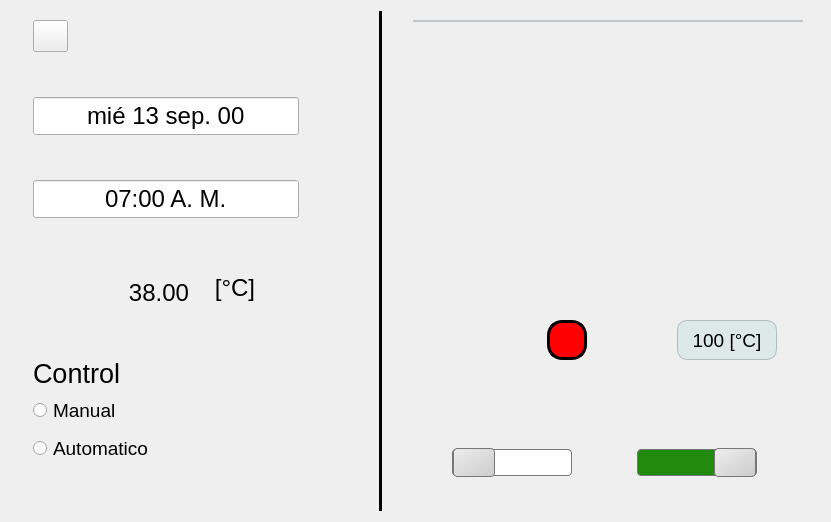
Before: the Qt Designer form GUI/CUERPO/DISENO/SISTEMA_CONTROL/main_dise.ui in ronihdzz/IoT_domotica, drawn with Qt 5.
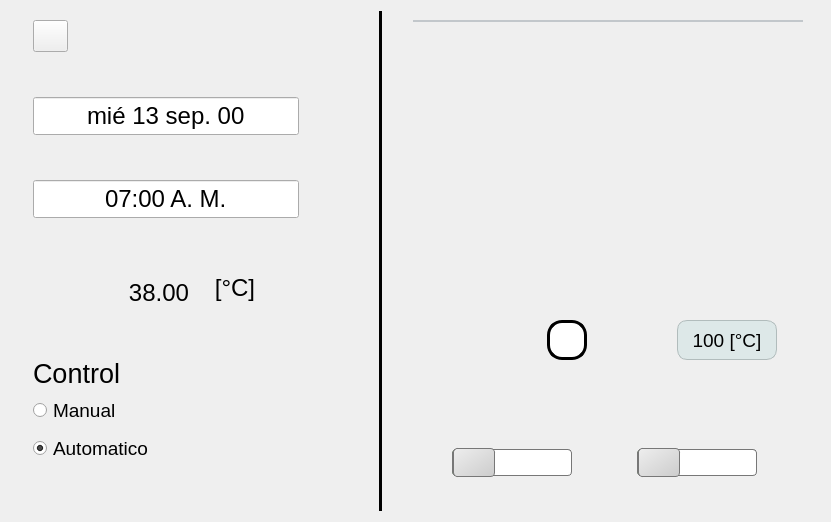
After: the same form once the commit is applied. Icons and pictures are not drawn.

The edit to the form file:
```diff
--- a/GUI/CUERPO/DISENO/SISTEMA_CONTROL/main_dise.ui
+++ b/GUI/CUERPO/DISENO/SISTEMA_CONTROL/main_dise.ui
@@ -473,6 +473,9 @@
         <property name="text">
          <string>Automatico</string>
         </property>
+        <property name="checked">
+         <bool>true</bool>
+        </property>
        </widget>
       </item>
       <item>
@@ -682,7 +685,7 @@
                 <property name="styleSheet">
                  <string notr="true">border :3px solid black;
 border-radius: 15px;
-background-color: rgb(255, 0, 0);</string>
+background-color: rgb(255,255,255);</string>
                 </property>
                 <property name="text">
                  <string/>
@@ -1105,7 +1108,7 @@
                  <number>1</number>
                 </property>
                 <property name="value">
-                 <number>1</number>
+                 <number>0</number>
                 </property>
                 <property name="tracking">
                  <bool>true</bool>
```
